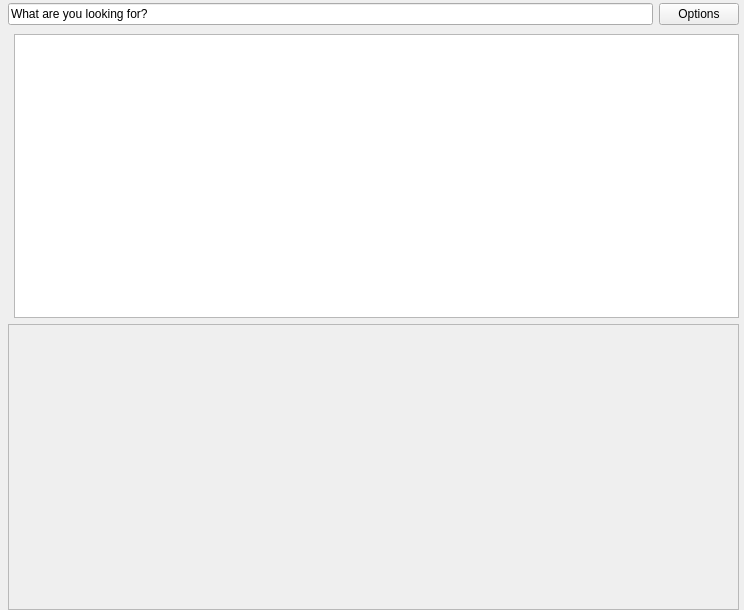
sbadame/checkout, file checkout.ui: the form before one commit.
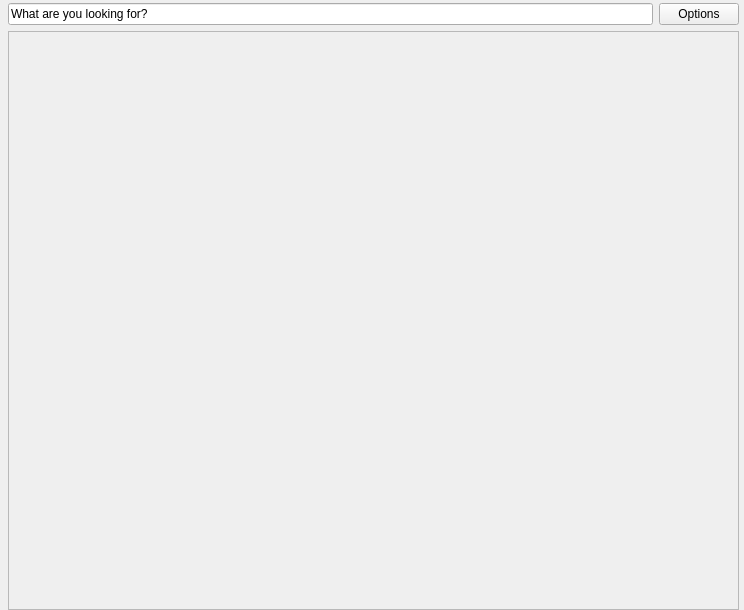
The form after the commit. Custom widgets are drawn as their Qt base class.

```diff
--- a/checkout.ui
+++ b/checkout.ui
@@ -87,84 +87,6 @@
              </layout>
             </widget>
            </item>
-           <item>
-            <widget class="QTableWidget" name="books">
-             <property name="sizePolicy">
-              <sizepolicy hsizetype="Expanding" vsizetype="Expanding">
-               <horstretch>0</horstretch>
-               <verstretch>0</verstretch>
-              </sizepolicy>
-             </property>
-             <property name="maximumSize">
-              <size>
-               <width>16777215</width>
-               <height>16777215</height>
-              </size>
-             </property>
-             <property name="focusPolicy">
-              <enum>Qt::WheelFocus</enum>
-             </property>
-             <property name="styleSheet">
-              <string notr="true">margin-top: 3px;
-margin-left: 6px;
-</string>
-             </property>
-             <property name="horizontalScrollBarPolicy">
-              <enum>Qt::ScrollBarAlwaysOff</enum>
-             </property>
-             <property name="alternatingRowColors">
-              <bool>false</bool>
-             </property>
-             <property name="selectionMode">
-              <enum>QAbstractItemView::SingleSelection</enum>
-             </property>
-             <property name="selectionBehavior">
-              <enum>QAbstractItemView::SelectRows</enum>
-             </property>
-             <property name="showGrid">
-              <bool>false</bool>
-             </property>
-             <attribute name="horizontalHeaderVisible">
-              <bool>false</bool>
-             </attribute>
-             <attribute name="horizontalHeaderCascadingSectionResizes">
-              <bool>false</bool>
-             </attribute>
-             <attribute name="horizontalHeaderDefaultSectionSize">
-              <number>200</number>
-             </attribute>
-             <attribute name="horizontalHeaderMinimumSectionSize">
-              <number>27</number>
-             </attribute>
-             <attribute name="horizontalHeaderStretchLastSection">
-              <bool>true</bool>
-             </attribute>
-             <attribute name="verticalHeaderVisible">
-              <bool>false</bool>
-             </attribute>
-             <attribute name="verticalHeaderDefaultSectionSize">
-              <number>40</number>
-             </attribute>
-             <attribute name="verticalHeaderStretchLastSection">
-              <bool>false</bool>
-             </attribute>
-             <column>
-              <property name="text">
-               <string>Title</string>
-              </property>
-             </column>
-             <column>
-              <property name="text">
-               <string>Author</string>
-              </property>
-             </column>
-             <column>
-              <property name="text">
-               <string>Checked In/Out</string>
-              </property>
-             </column>
-            </widget>
-           </item>
            <item>
             <widget class="QScrollArea" name="scrollArea">
              <property name="layoutDirection">
@@ -179,7 +101,7 @@
                 <x>0</x>
                 <y>0</y>
                 <width>729</width>
-                <height>280</height>
+                <height>568</height>
                </rect>
               </property>
               <layout class="QGridLayout" name="gridLayout">
```
Left out of the diff: 6 changed lines with no effect on the pictures.
